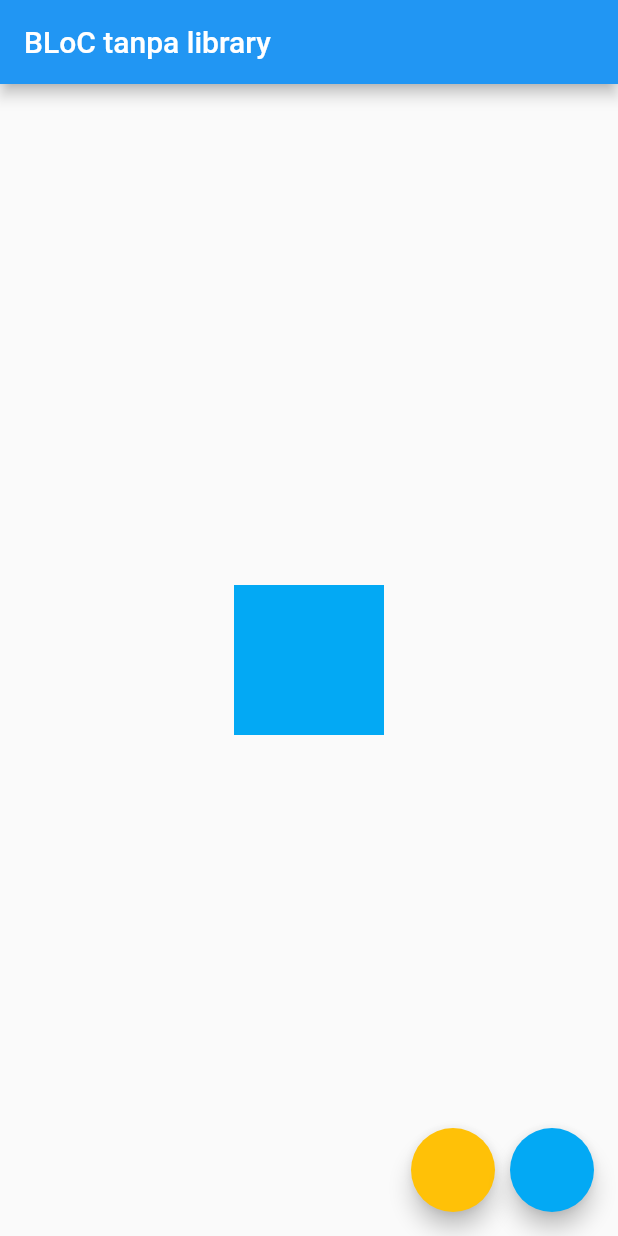
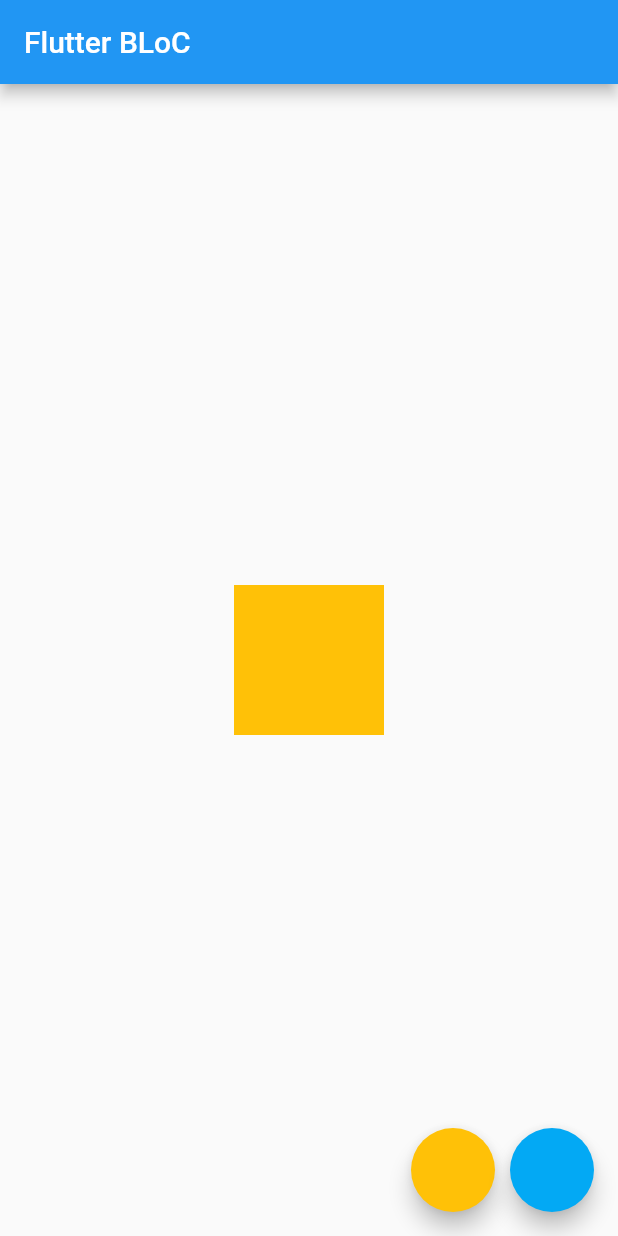
Before and after one commit to andrea-liu87/tutorial_flutter, a Flutter app: the screen it shows after launch, on a phone screen of 412 x 824 dp. Run offline on Flutter 3.47's test engine with Material 2 defaults, Android fonts, the phone set to English and light mode, and no system bars; our stand-ins replace flutter_bloc.

Commit message:
Tutorial no 45 Flutter Bloc library

```diff
--- a/lib/color_bloc.dart
+++ b/lib/color_bloc.dart
@@ -1,41 +1,18 @@
-import 'dart:async';
-
-import 'package:async/async.dart';
+import 'package:flutter_bloc/flutter_bloc.dart';
 import 'package:flutter/material.dart';
 
-enum ColorEvent { to_amber, to_LightBlue }
+enum ColorEvent{ to_amber, to_lightblue}
 
-class ColorBloc {
-  Color _color = Colors.amber;
+class ColorBloc extends Bloc<ColorEvent, Color>{
+  Color _color;
 
-  StreamController<ColorEvent> _eventController =
-      new StreamController<ColorEvent>();
-
-  StreamSink<ColorEvent> get eventSink => _eventController.sink;
-
-  StreamController<Color> _stateController = new StreamController<Color>();
-
-  StreamSink<Color> get _colorSink => _stateController.sink;
-
-  Stream<Color> get colorState => _stateController.stream;
-
-  void _eventMapToState(ColorEvent colorEvent) {
-    if (colorEvent == ColorEvent.to_amber) {
-      _color = Colors.amber;
-    } else {
-      _color = Colors.lightBlue;
-    }
-    _colorSink.add(_color);
+  ColorBloc(Color initialState) : super(initialState){
+    _color = initialState;
   }
 
-  ColorBloc() {
-    _eventController.stream.listen((event) {
-      _eventMapToState(event);
-    });
-  }
-
-  void dispose() {
-    _eventController.close();
-    _stateController.close();
+  @override
+  Stream<Color> mapEventToState(ColorEvent event) async*{
+    _color = (event == ColorEvent.to_amber) ? Colors.amber : Colors.lightBlue;
+    yield _color;
   }
 }
--- a/lib/main.dart
+++ b/lib/main.dart
@@ -1,33 +1,41 @@
 import 'package:flutter/material.dart';
+import 'package:flutter_bloc/flutter_bloc.dart';
 import 'package:tutorial_flutter/color_bloc.dart';
 
 void main() {
   runApp(MyApp());
 }
 
-class MyApp extends StatefulWidget {
+class MyApp extends StatelessWidget {
   const MyApp({Key key}) : super(key: key);
-
-  @override
-  _MyAppState createState() => _MyAppState();
-}
-
-class _MyAppState extends State<MyApp> {
-  ColorBloc colorBloc = new ColorBloc();
 
   @override
   Widget build(BuildContext context) {
     return MaterialApp(
-      home: Scaffold(
+      home: BlocProvider(
+        create: (context) => ColorBloc(Colors.amber),
+        child: MainPage(),
+      ),
+    );
+  }
+}
+
+class MainPage extends StatelessWidget {
+  const MainPage({Key key}) : super(key: key);
+
+  @override
+  Widget build(BuildContext context) {
+    ColorBloc cBloc = BlocProvider.of<ColorBloc>(context);
+    return Scaffold(
       appBar: AppBar(
-          title: Text('BLoC tanpa library'),
+        title: Text('Flutter BLoC'),
       ),
       floatingActionButton: Row(
         mainAxisAlignment: MainAxisAlignment.end,
         children: [
           FloatingActionButton(
               backgroundColor: Colors.amber, onPressed: () {
-                  colorBloc.eventSink.add(ColorEvent.to_amber);
+            cBloc.add(ColorEvent.to_amber);
           }),
           SizedBox(
             width: 10,
@@ -35,28 +43,20 @@ class _MyAppState extends State<MyApp> {
           ),
           FloatingActionButton(
               backgroundColor: Colors.lightBlue, onPressed: () {
-                  colorBloc.eventSink.add(ColorEvent.to_LightBlue);
+            cBloc.add(ColorEvent.to_lightblue);
           }),
         ],
       ),
       body: Center(
-          child: StreamBuilder(
-            initialData: Colors.lightBlue,
-            stream: colorBloc.colorState,
-            builder:(context, snapshot) => AnimatedContainer(
+        child: BlocBuilder<ColorBloc, Color>(
+          builder:(context, colorState) => AnimatedContainer(
             duration: Duration(seconds: 2),
             width: 100,
             height: 100,
-              color: snapshot.data,
-            ),
+            color: colorState,
           ),
         ),
       ),
     );
   }
-
-  @override
-  void dispose() {
-    colorBloc.dispose();
 }
-}
--- a/pubspec.yaml
+++ b/pubspec.yaml
@@ -23,6 +23,7 @@ environment:
 dependencies:
   flutter:
     sdk: flutter
+  flutter_bloc: ^7.3.1
 
 
   # The following adds the Cupertino Icons font to your application.
```
Lines whose indentation alone changed are shown as unchanged.
